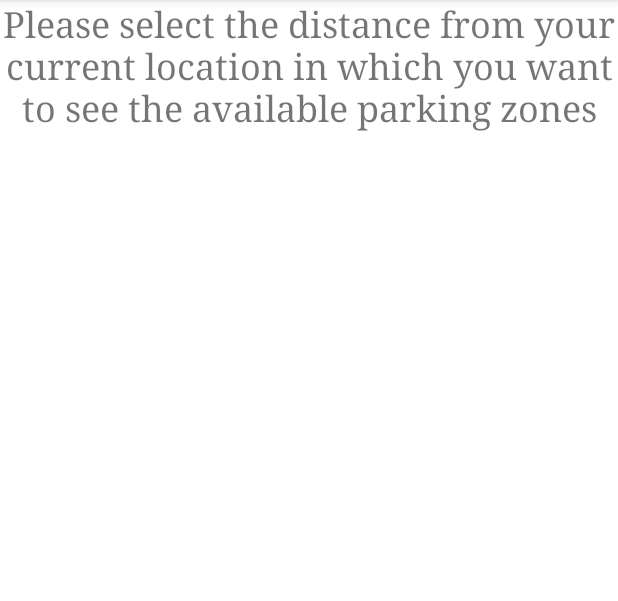
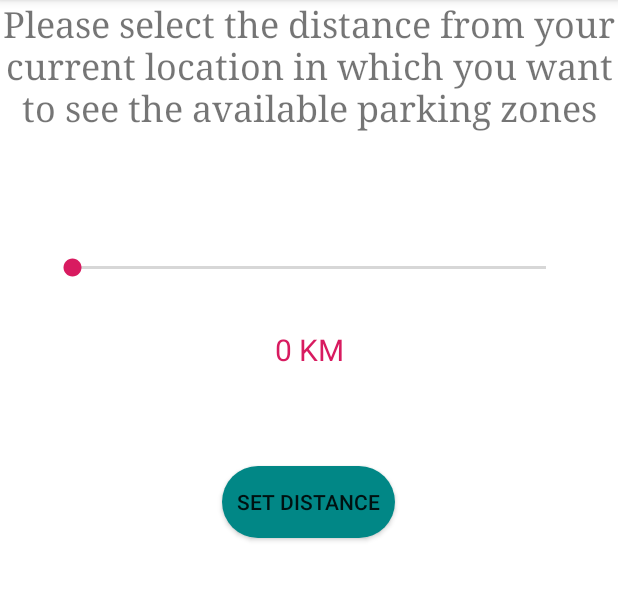
Before and after one commit to poorvimb/OVGOSmartParking, an Android app: the fragment InfoFragment placed in its activity, in the side drawer, after a tap on "Settings", on a phone screen of 412 x 824 dp, the part 84-685 px from its top. Run offline under Robolectric (Android 15) with nearby library versions, the phone set to English and light mode, and no system bars.

Commit message:
Added contents of setting part Added getting value from settings to map

```diff
--- a/app/src/main/java/com/example/parisa/ovgo/InfoFragment.java
+++ b/app/src/main/java/com/example/parisa/ovgo/InfoFragment.java
@@ -6,21 +6,22 @@ import android.view.View;
 import android.view.ViewGroup;
 import android.webkit.WebView;
 
+import org.jetbrains.annotations.NotNull;
+
 import androidx.annotation.Nullable;
 import androidx.fragment.app.Fragment;
 
 public class InfoFragment extends Fragment {
 
-    WebView infoWebView;
-    String content = "<h1>Help</h1>\n" +         //content of the page
+    private WebView infoWebView;
+    private String content = "<h1>Information</h1>\n" +         //content of the info page
 
-            "        <p>The OVGO app is a smart parking application which is made as a project at University of Magdeburg. This application is made to </p>\n" +
-            "        <p><b>App Features list items:</b>\n" +
-            "        <ul>\n" +
-            "        <li>User can view whether a parking slot is free or not</li>\n" +
-            "        <li>Colors are used to determine the vacant-'green' and occupied-'red' parking slot</li>\n" +
-            "        <li>The user can also set a time after which he/she needs to be notified when the parking slots are full</li>\n" +
-            "        <li>The notification is sent to the users phone in the form of a message   \n";
+            "        <p>The OVGO app is a smart parking application which is made as a M.Sc. project " +
+            "         at University of Magdeburg.\n" +
+            "         This application is designed to inform staff and students about the status of parking lots at campus" +
+            "         and is further expandable to more parking zones.\n" +
+            "         <p><b>Authors: Parisa Ghalamdansazdameshghi,\n Poorvi Mandyam Bhoolokam.</b></p>\n";
+
     @Nullable
     @Override
     public View onCreateView(LayoutInflater inflater, @Nullable ViewGroup container, @Nullable Bundle savedInstanceState) {
@@ -28,11 +29,11 @@ public class InfoFragment extends Fragment {
     }
 
     @Override
-    public void onViewCreated(View view, Bundle savedInstanceState) {
+    public void onViewCreated(@NotNull View view, Bundle savedInstanceState) {
         super.onViewCreated(view, savedInstanceState);
 
         // init webView
-        infoWebView = (WebView) view.findViewById(R.id.simpleWebView);
+        infoWebView = view.findViewById(R.id.simpleWebView);
         // displaying text in WebView
         infoWebView.loadDataWithBaseURL(null, content, "text/html", "utf-8", null);//loading the page with content
         //using webView.
--- a/app/src/main/java/com/example/parisa/ovgo/MapsActivity.java
+++ b/app/src/main/java/com/example/parisa/ovgo/MapsActivity.java
@@ -1,7 +1,6 @@
 package com.example.parisa.ovgo;
 
 import androidx.annotation.NonNull;
-
 
 
 import androidx.core.app.ActivityCompat;
@@ -12,6 +11,7 @@ import androidx.fragment.app.FragmentActivity;
 import android.Manifest;
 import android.content.Context;
 import android.content.Intent;
+import android.content.SharedPreferences;
 import android.content.pm.PackageManager;
 import android.location.Location;
 import android.location.LocationListener;
@@ -19,7 +19,6 @@ import android.location.LocationManager;
 import android.os.Bundle;
 import android.util.Log;
 import android.widget.Toast;
-
 
 
 import com.google.android.gms.maps.CameraUpdateFactory;
@@ -47,6 +46,7 @@ public class MapsActivity extends FragmentActivity implements OnMapReadyCallback
     LocationListener locationListener;
     LatLng currentLocation;
 
+    int distanceFromSettings;
 
 
     @Override
@@ -77,6 +77,15 @@ public class MapsActivity extends FragmentActivity implements OnMapReadyCallback
 
     @Override
     public void onMapReady(GoogleMap googleMap) {
+
+        /*
+        This part gets the maximum distance value that user gives in the settings fragment.
+        This value is used to show the parking zones within the radius that user wants.
+         */
+        SharedPreferences preferences = getSharedPreferences("com.example.parisa.ovgo",Context.MODE_PRIVATE);
+        distanceFromSettings = preferences.getInt("distanceFromSettings",0);
+        Log.i("infoSettings", String.valueOf(distanceFromSettings));
+
         mMap = googleMap;
         lotMarker = mMap.addMarker(new MarkerOptions().position(latLngOfG9).title("Parking zone 1").icon(BitmapDescriptorFactory.fromResource(R.drawable.placemarker)).zIndex(1.0f));
         finMarker = mMap.addMarker(new MarkerOptions().position(latLngOfFin).title("Parking zone 2").icon(BitmapDescriptorFactory.fromResource(R.drawable.placemarker)));
@@ -134,12 +143,12 @@ public class MapsActivity extends FragmentActivity implements OnMapReadyCallback
 
     @Override
     public boolean onMarkerClick(Marker marker) {
-        if (marker.equals(lotMarker)){
-            Intent intent = new Intent(getApplicationContext(),ParkingLotActivity.class);
+        if (marker.equals(lotMarker)) {
+            Intent intent = new Intent(getApplicationContext(), ParkingLotActivity.class);
             startActivity(intent);
             return true;
-        } else if(marker.equals(finMarker)){
-            Toast.makeText(MapsActivity.this,"This parking area is not active.",Toast.LENGTH_SHORT).show();
+        } else if (marker.equals(finMarker)) {
+            Toast.makeText(MapsActivity.this, "This parking area is not active.", Toast.LENGTH_SHORT).show();
         }
         return false;
     }
@@ -174,4 +183,6 @@ public class MapsActivity extends FragmentActivity implements OnMapReadyCallback
         return Radius * c;
     }
 
+
+
 }
--- a/app/src/main/java/com/example/parisa/ovgo/SettingsFragment.java
+++ b/app/src/main/java/com/example/parisa/ovgo/SettingsFragment.java
@@ -1,30 +1,72 @@
 package com.example.parisa.ovgo;
 
-import android.location.LocationListener;
-import android.location.LocationManager;
+import android.content.Context;
+import android.content.Intent;
+import android.content.SharedPreferences;
 import android.os.Bundle;
+import android.util.Log;
 import android.view.LayoutInflater;
 import android.view.View;
 import android.view.ViewGroup;
+import android.widget.Button;
+import android.widget.SeekBar;
+import android.widget.TextView;
 
 import androidx.annotation.Nullable;
 import androidx.fragment.app.Fragment;
 
 public class SettingsFragment extends Fragment {
-    private LocationManager locationManager;
-    private LocationListener locationListener;
+    int distance;
+
     @Nullable
     @Override
     public View onCreateView(LayoutInflater inflater, @Nullable ViewGroup container, @Nullable Bundle savedInstanceState) {
         return inflater.inflate(R.layout.fragment_settings, container, false);
     }
 
-
+    /*
+    Defines the seekbar and gets the value from seekbar and send it to MapsActivity
+    when button is clicked.
+     */
     @Override
     public void onViewCreated(View view, Bundle savedInstanceState) {
         super.onViewCreated(view, savedInstanceState);
 
+        Button button = view.findViewById(R.id.setDistanceButton);
+        SeekBar seekBar = view.findViewById(R.id.seekBar);
+        seekBar.setProgress(0);
+        seekBar.setMax(30);
+        final TextView seekBarValue = view.findViewById(R.id.seekbarText);
+
+        button.setOnClickListener(new View.OnClickListener() {
+            @Override
+            public void onClick(View v) {
+                SharedPreferences preferences = getContext().getSharedPreferences("com.example.parisa.ovgo", Context.MODE_PRIVATE);
+                preferences.edit().putInt("distanceFromSettings", distance).apply();
+            }
+        });
 
 
+        seekBar.setOnSeekBarChangeListener(new SeekBar.OnSeekBarChangeListener() {
+
+
+            @Override
+            public void onProgressChanged(SeekBar seekBar, int progress, boolean fromUser) {
+                seekBarValue.setText(String.valueOf(progress) + "KM");
+                distance = progress;
+            }
+
+            @Override
+            public void onStartTrackingTouch(SeekBar seekBar) {
+
+            }
+
+            @Override
+            public void onStopTrackingTouch(SeekBar seekBar) {
+
+            }
+        });
+
     }
+
 }
--- a/app/src/main/res/layout/fragment_settings.xml
+++ b/app/src/main/res/layout/fragment_settings.xml
@@ -1,5 +1,7 @@
 <?xml version="1.0" encoding="utf-8"?>
-<RelativeLayout xmlns:android="http://schemas.android.com/apk/res/android"
+<androidx.constraintlayout.widget.ConstraintLayout xmlns:android="http://schemas.android.com/apk/res/android"
+    xmlns:app="http://schemas.android.com/apk/res-auto"
+    xmlns:tools="http://schemas.android.com/tools"
     android:layout_width="match_parent"
     android:layout_height="match_parent"
     android:background="@android:color/background_light">
@@ -11,5 +13,48 @@
         android:fontFamily="serif"
         android:gravity="center"
         android:text="Please select the distance from your current location in which you want to see the available parking zones"
-        android:textSize="24sp" />
-</RelativeLayout>
+        android:textSize="24sp"
+        app:layout_constraintEnd_toEndOf="parent"
+        app:layout_constraintStart_toStartOf="parent"
+        app:layout_constraintTop_toTopOf="parent" />
+
+    <SeekBar
+        android:id="@+id/seekBar"
+        android:layout_width="0dp"
+        android:layout_height="wrap_content"
+        android:layout_marginStart="32dp"
+        android:layout_marginTop="82dp"
+        android:layout_marginEnd="32dp"
+        app:layout_constraintEnd_toEndOf="parent"
+        app:layout_constraintHorizontal_bias="0.5"
+        app:layout_constraintStart_toStartOf="parent"
+        app:layout_constraintTop_toBottomOf="@+id/selectRadiusText" />
+
+    <TextView
+        android:id="@+id/seekbarText"
+        android:layout_width="wrap_content"
+        android:layout_height="wrap_content"
+        android:layout_marginTop="32dp"
+        android:text="0 KM"
+        android:textColor="@color/colorAccent"
+        android:textSize="20sp"
+        app:layout_constraintEnd_toEndOf="parent"
+        app:layout_constraintHorizontal_bias="0.5"
+        app:layout_constraintStart_toStartOf="parent"
+        app:layout_constraintTop_toBottomOf="@+id/seekBar" />
+
+    <Button
+        android:id="@+id/setDistanceButton"
+        android:layout_width="wrap_content"
+        android:layout_height="wrap_content"
+        android:layout_marginStart="161dp"
+        android:layout_marginTop="64dp"
+        android:layout_marginEnd="162dp"
+        android:background="@drawable/rounded_button_bg"
+        android:padding="10dp"
+        android:text="Set Distance"
+        app:layout_constraintEnd_toEndOf="parent"
+        app:layout_constraintStart_toStartOf="parent"
+        app:layout_constraintTop_toBottomOf="@+id/seekbarText" />
+
+</androidx.constraintlayout.widget.ConstraintLayout>
```
